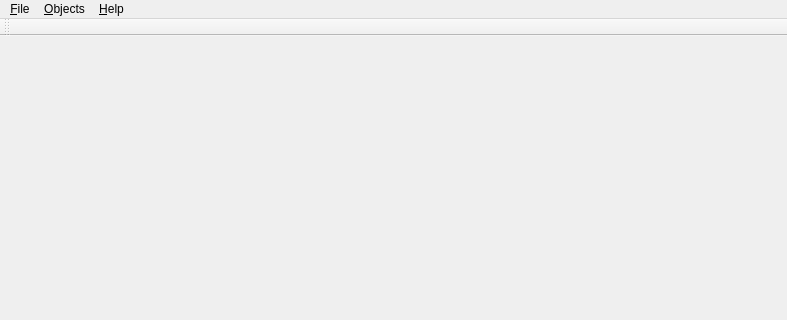
Above: mycash.ui from sergey196510/mycash before the change; both pictures show x 0 to 787 and y 0 to 320 of the 787 by 539 pixel window. Below: the same form after it.
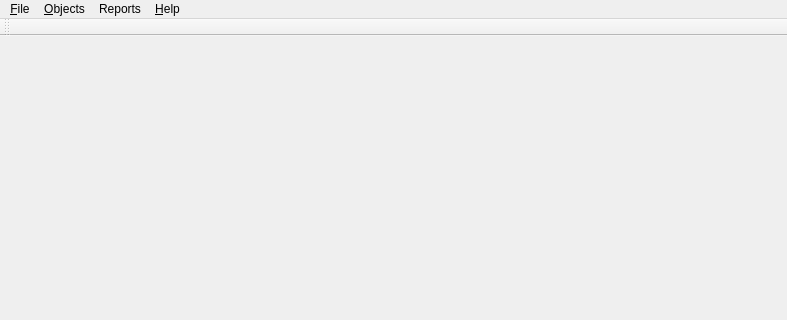
That is the form after the change.

```diff
--- a/mycash.ui
+++ b/mycash.ui
@@ -20,7 +20,7 @@
      <x>0</x>
      <y>0</y>
      <width>787</width>
-     <height>23</height>
+     <height>22</height>
     </rect>
    </property>
    <widget class="QMenu" name="menu_File">
@@ -51,8 +51,16 @@
     <addaction name="action_ListAgents"/>
     <addaction name="action_ListCurrencies"/>
    </widget>
+   <widget class="QMenu" name="menuReports">
+    <property name="title">
+     <string>Reports</string>
+    </property>
+    <addaction name="actionReport_1"/>
+    <addaction name="actionReport_2"/>
+   </widget>
    <addaction name="menu_File"/>
    <addaction name="menu_Accounts"/>
+   <addaction name="menuReports"/>
    <addaction name="menu_Help"/>
   </widget>
   <widget class="QToolBar" name="mainToolBar">
```
Left out of the diff: 10 changed lines with no effect on the pictures.
